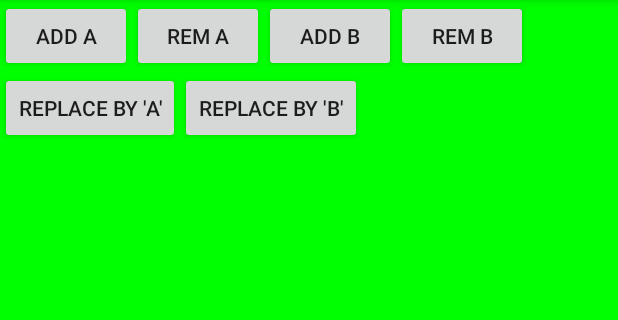
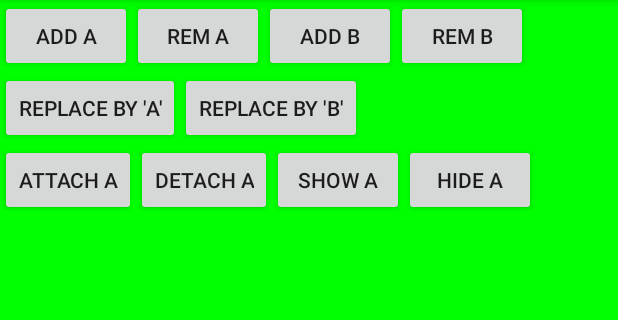
Before and after one commit to fffrowies/FragmentTest2, an Android app: the screen it shows after launch (MainActivity), on a phone screen of 412 x 824 dp, the part 84-404 px from its top. Run offline under Robolectric (Android 15) with nearby library versions, the phone set to English and light mode, and no system bars.

Commit message:
Detach and Attach transactions

```diff
--- a/app/src/main/res/layout/activity_main.xml
+++ b/app/src/main/res/layout/activity_main.xml
@@ -54,6 +54,37 @@
 
     </LinearLayout>
 
+    <LinearLayout
+        android:layout_width="wrap_content"
+        android:layout_height="wrap_content"
+        android:orientation="horizontal">
+
+        <Button
+            android:layout_width="wrap_content"
+            android:layout_height="wrap_content"
+            android:text="Attach A"
+            android:onClick="attachFragmentA"/>
+
+        <Button
+            android:layout_width="wrap_content"
+            android:layout_height="wrap_content"
+            android:text="Detach A"
+            android:onClick="detachFragmentA"/>
+
+        <Button
+            android:layout_width="wrap_content"
+            android:layout_height="wrap_content"
+            android:text="Show A"
+            android:onClick="showFragmentA"/>
+
+        <Button
+            android:layout_width="wrap_content"
+            android:layout_height="wrap_content"
+            android:text="Hide A"
+            android:onClick="hideFragmentA"/>
+
+    </LinearLayout>
+
     <FrameLayout
         android:id="@+id/container"
         android:layout_margin="10dp"
```
Also changed, not shown: app/src/main/java/com/fffrowies/fragmenttest2/MainActivity.java (+32 -0 lines).
